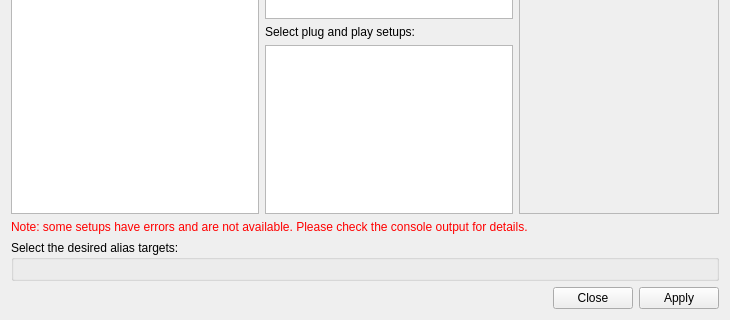
Above: nicos_ess/gui/panels/ui_files/setups.ui from ess-dmsc/nicos before the change; both pictures show x 0 to 730 and y 181 to 501 of the 730 by 501 pixel window. Below: the same form after it.
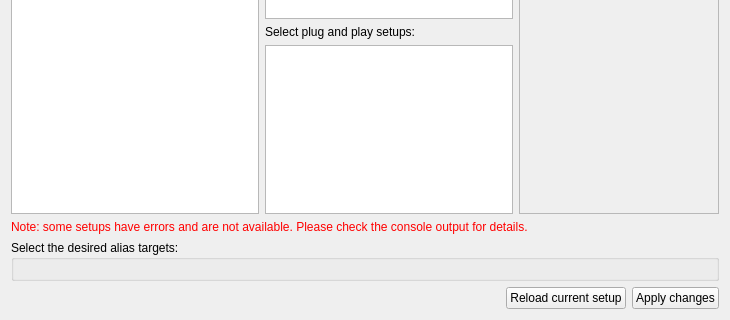
That is the form after the change.

Commit message: fix button position

The edit to the form file:
```diff
--- a/nicos_ess/gui/panels/ui_files/setups.ui
+++ b/nicos_ess/gui/panels/ui_files/setups.ui
@@ -144,11 +144,35 @@
     </widget>
    </item>
    <item>
-    <widget class="QDialogButtonBox" name="buttonBox">
-     <property name="standardButtons">
-      <set>QDialogButtonBox::Apply|QDialogButtonBox::Close</set>
-     </property>
-    </widget>
+    <layout class="QHBoxLayout" name="horizontalLayout_2">
+     <item>
+      <spacer name="horizontalSpacer">
+       <property name="orientation">
+        <enum>Qt::Horizontal</enum>
+       </property>
+       <property name="sizeHint" stdset="0">
+        <size>
+         <width>40</width>
+         <height>20</height>
+        </size>
+       </property>
+      </spacer>
+     </item>
+     <item>
+      <widget class="QPushButton" name="btn_reload">
+       <property name="text">
+        <string>Reload current setup</string>
+       </property>
+      </widget>
+     </item>
+     <item>
+      <widget class="QPushButton" name="btn_apply">
+       <property name="text">
+        <string>Apply changes</string>
+       </property>
+      </widget>
+     </item>
+    </layout>
    </item>
   </layout>
  </widget>
```
The commit also changes 1 other file.
